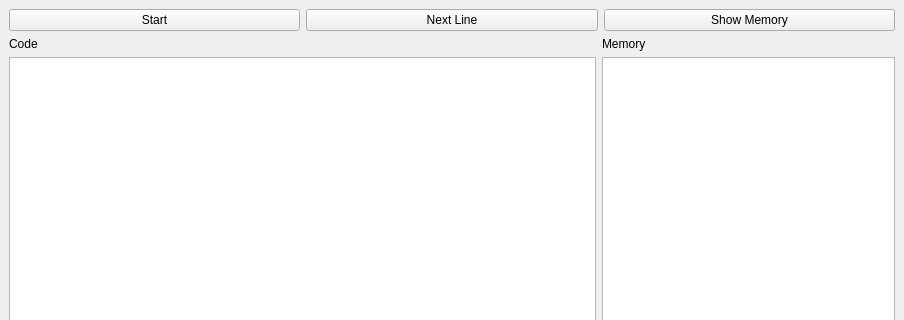
Old version of the form main_window.ui in the repository ivangogic/MATFHakaton2023-lovacG5; both pictures show x 0 to 904 and y 0 to 320 of the 904 by 702 pixel window.
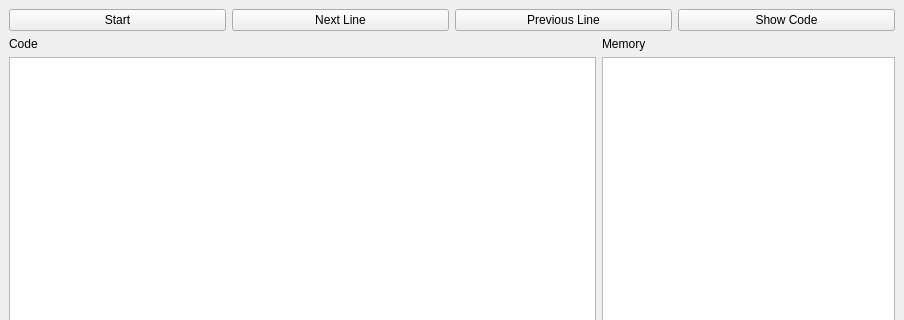
New version of the form.

Diff of the .ui file:
```diff
--- a/main_window.ui
+++ b/main_window.ui
@@ -34,7 +34,14 @@
       <item>
        <widget class="QPushButton" name="button3">
         <property name="text">
-         <string>Show Memory</string>
+         <string>Previous Line</string>
+        </property>
+       </widget>
+      </item>
+      <item>
+       <widget class="QPushButton" name="button4">
+        <property name="text">
+         <string>Show Code</string>
         </property>
        </widget>
       </item>
```
